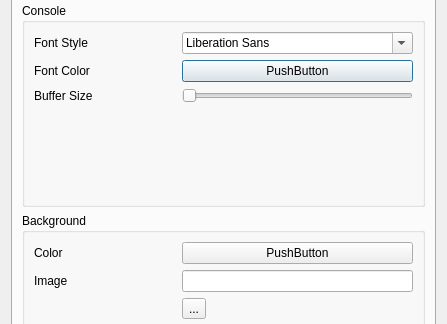
Above: qt/qt/dialog_preferences.ui from khrysro/monocute before the change; both pictures show x 0 to 447 and y 89 to 413 of the 447 by 527 pixel window. Below: the same form after it.
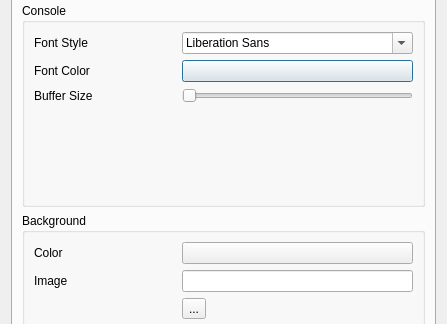
That is the form after the change. Icons and pictures are not drawn.

Commit message: modificacion de interface

```diff
--- a/qt/qt/dialog_preferences.ui
+++ b/qt/qt/dialog_preferences.ui
@@ -91,7 +91,7 @@
                 <item row="1" column="1">
                  <widget class="QPushButton" name="fontcolorbutton">
                   <property name="text">
-                   <string>PushButton</string>
+                   <string/>
                   </property>
                  </widget>
                 </item>
@@ -132,7 +132,7 @@
                 <item row="0" column="1">
                  <widget class="QPushButton" name="bgcolorbutton">
                   <property name="text">
-                   <string>PushButton</string>
+                   <string/>
                   </property>
                  </widget>
                 </item>
```
Left out of the diff: 4 changed lines with no effect on the pictures. The commit also changes 4 other files.
